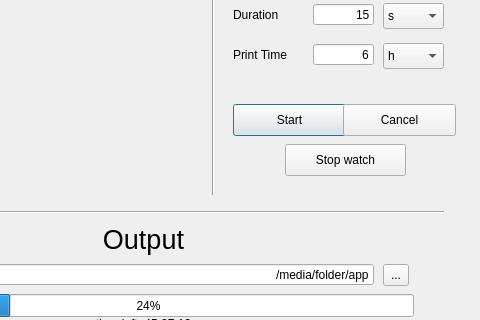
The window that UI/QT_Engine.ui (MrRomo/Slow-Recorder-) describes before a commit, drawn with Qt 5; both pictures show x 177 to 657 and y 106 to 426 of the 657 by 507 pixel window.
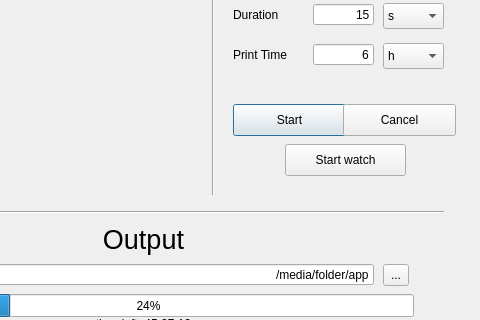
The same window after the commit. Icons and pictures are not drawn.

The edit to the form file:
```diff
--- a/UI/QT_Engine.ui
+++ b/UI/QT_Engine.ui
@@ -375,7 +375,7 @@
     </rect>
    </property>
    <property name="text">
-    <string>Stop watch</string>
+    <string>Start watch</string>
    </property>
   </widget>
  </widget>
```
Left out of the diff: 2 changed lines with no effect on the pictures.
